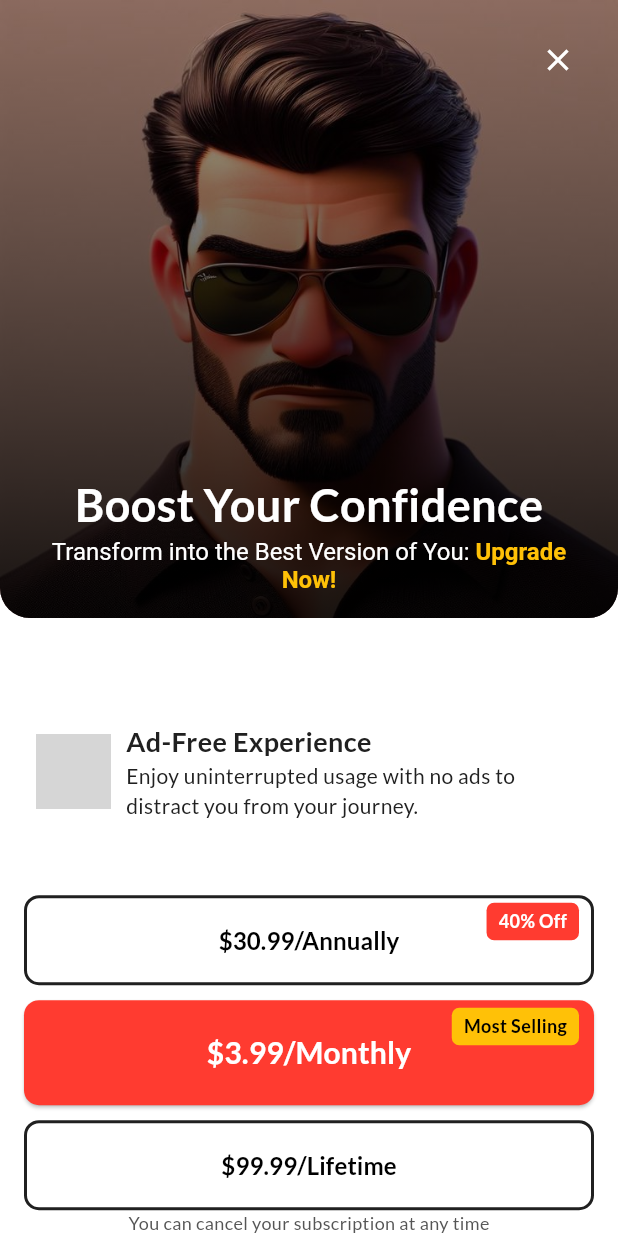
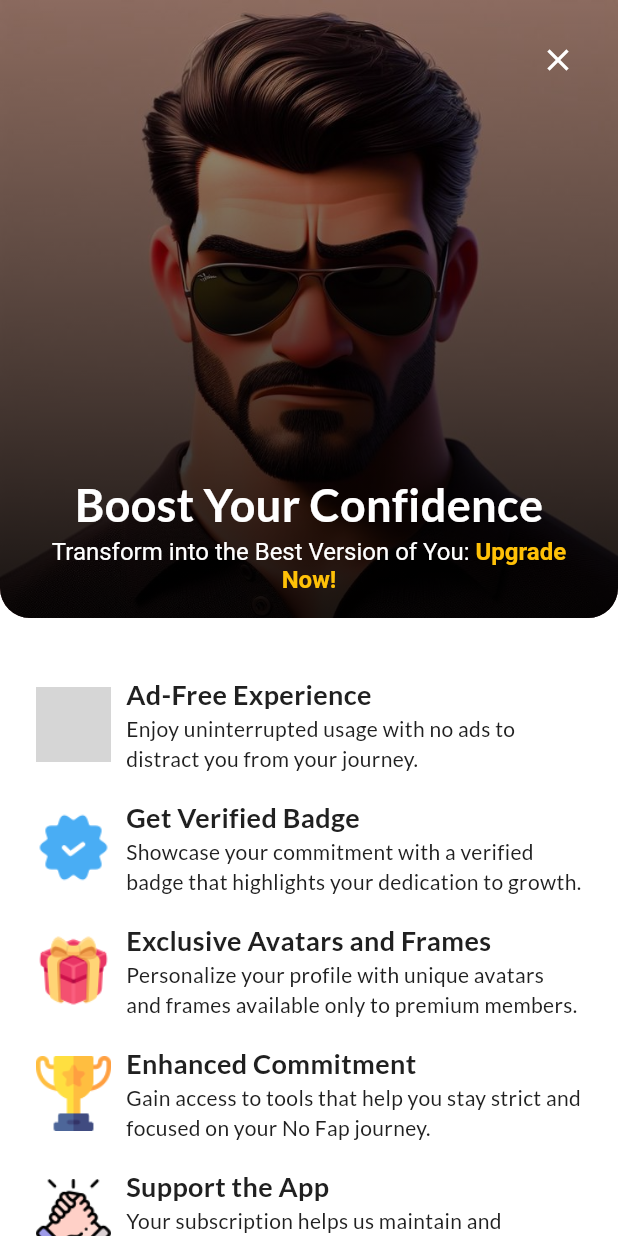
Before and after one commit to IsuruLakmal2000/NoFap, a Flutter app: the ProfileScreen screen opened directly, after a tap on "Purchase Premium Version", on a phone screen of 412 x 824 dp. Run offline on Flutter 3.47's test engine with Material 3 defaults, Android fonts, the phone set to English and light mode, and no system bars; our stand-ins replace confetti, firebase_auth, firebase_core, firebase_database, fl_chart, flutter_dotenv and 10 more; accounts and stored records are empty; project files that could hold a hidden picture were left out; grey boxes are pictures that could not be loaded.

Commit message:
iap paywall added

```diff
--- a/lib/Screens/NavBar Screens/HomeScreen.dart
+++ b/lib/Screens/NavBar Screens/HomeScreen.dart
@@ -1,10 +1,7 @@
 import 'package:flutter/material.dart';
-import 'package:lottie/lottie.dart';
 import 'package:FapFree/Models/TaslModel.dart';
 import 'package:FapFree/Providers/AuthProvider.dart';
-import 'package:FapFree/Providers/FirebaseSignInAuthProvider.dart';
 import 'package:FapFree/Screens/PanicScreen.dart';
-import 'package:FapFree/Services/FirebaseDatabaseService.dart';
 import 'package:FapFree/Theme/colors.dart';
 import 'package:FapFree/Widgets/HomeScreen/RelapseChart.dart';
 import 'package:FapFree/Widgets/HomeScreen/SetStreakDialog.dart';
--- a/lib/Screens/NavBar Screens/LeaderboardScreen.dart
+++ b/lib/Screens/NavBar Screens/LeaderboardScreen.dart
@@ -2,7 +2,6 @@ import 'package:flutter/material.dart';
 import 'package:FapFree/Providers/AuthProvider.dart';
 import 'package:FapFree/Providers/FirebaseSignInAuthProvider.dart';
 import 'package:FapFree/Theme/colors.dart';
-import 'package:FapFree/Widgets/CustomAppBar.dart';
 import 'package:FapFree/Widgets/LeaderBoard%20screen/LeaderboardWidget.dart';
 import 'package:FapFree/Widgets/LeaderBoard%20screen/TaskScreen.dart';
 import 'package:FapFree/Services/FirebaseDatabaseService.dart';
--- a/lib/Screens/NavBar Screens/ProfileScreen.dart
+++ b/lib/Screens/NavBar Screens/ProfileScreen.dart
@@ -1,9 +1,7 @@
-import 'package:flutter/gestures.dart';
+import 'package:FapFree/Services/IAPService.dart';
 import 'package:flutter/material.dart';
-import 'package:firebase_auth/firebase_auth.dart';
 import 'package:FapFree/Providers/AvatarAndFrameProvider.dart';
 import 'package:FapFree/Providers/FirebaseSignInAuthProvider.dart';
-import 'package:FapFree/Screens/Onboarding/OnboardingScreen1.dart';
 import 'package:FapFree/Screens/Premium/Premium.dart';
 import 'package:FapFree/Screens/PrivacyPolicyScreen.dart';
 import 'package:FapFree/Services/FirebaseDatabaseService.dart';
@@ -28,6 +26,15 @@ class _ProfileScreenState extends State<ProfileScreen> {
   void initState() {
     super.initState();
     _loadUsername();
+    fetchProducts();
+  }
+
+  void fetchProducts() async {
+    final iapService = IAPService();
+    final products = await iapService.queryAllProducts();
+    for (final product in products) {
+      print('Product: ${product.title}, Price: ${product.price}');
+    }
   }
 
   Future<void> _loadUsername() async {
@@ -409,14 +416,45 @@ class _ProfileScreenState extends State<ProfileScreen> {
                   return StatefulBuilder(
                     builder: (context, setState) {
                       return AlertDialog(
-                        title: Text('Disable Ads'),
+                        title: Text(
+                          'Disable Ads',
+                          style: TextStyle(
+                            color: AppColors.darkGray,
+                            fontWeight: FontWeight.bold,
+                          ),
+                        ),
                         content: Column(
                           mainAxisSize: MainAxisSize.min,
                           children: [
-                            Text(
-                              'You can turn off ads for free!\n\n'
-                              'If you enjoy using this app, please consider supporting us by purchasing Premium. Your support is highly appreciated.',
-                              style: TextStyle(fontSize: 16),
+                            RichText(
+                              text: TextSpan(
+                                style: const TextStyle(
+                                  fontSize: 16,
+                                  color: AppColors.darkGray,
+                                ), // Default style for the entire text
+                                children: <TextSpan>[
+                                  const TextSpan(
+                                    text:
+                                        'You can turn off ads for free!\n\n'
+                                        'If you enjoy using this app, please consider supporting us by ',
+                                  ),
+                                  TextSpan(
+                                    text: 'purchasing Premium',
+                                    style: TextStyle(
+                                      color:
+                                          Colors
+                                              .blue, // Change this color as needed
+                                      fontWeight:
+                                          FontWeight
+                                              .bold, // You can also add other style properties
+                                    ),
+                                  ),
+                                  const TextSpan(
+                                    text:
+                                        '. Your support is highly appreciated.',
+                                  ),
+                                ],
+                              ),
                             ),
                             SizedBox(height: 20),
                             Row(
--- a/lib/Screens/Onboarding/OnboardingScreen4.dart
+++ b/lib/Screens/Onboarding/OnboardingScreen4.dart
@@ -8,7 +8,6 @@ import 'package:FapFree/theme/colors.dart';
 import 'package:FapFree/routes.dart';
 import 'package:provider/provider.dart';
 import 'package:FapFree/Widgets/CustomInputField.dart';
-import 'package:firebase_database/firebase_database.dart';
 import 'package:FapFree/Services/FirebaseDatabaseService.dart';
 
 class OnboardingScreen4 extends StatefulWidget {
--- a/lib/Screens/Onboarding/OnboardingScreen5.dart
+++ b/lib/Screens/Onboarding/OnboardingScreen5.dart
@@ -1,5 +1,4 @@
 import 'package:flutter/material.dart';
-import 'package:FapFree/Providers/AuthProvider.dart';
 import 'package:FapFree/Widgets/CustomButton.dart';
 
 import '../../routes.dart';
--- a/lib/Screens/Premium/Premium.dart
+++ b/lib/Screens/Premium/Premium.dart
@@ -19,10 +19,46 @@ class _PremiumState extends State<Premium> {
   late Timer _timer;
   int _currentPage = 0;
   final IAPService _iapService = IAPService();
+  String _monthlyPrice = '';
+  String _annualPrice = '';
+
+  List<FeatureRow> get _features => [
+    FeatureRow(
+      iconPath: 'Assets/Icons/block.png',
+      title: "Ad-Free Experience",
+      description:
+          "Enjoy uninterrupted usage with no ads to distract you from your journey.",
+    ),
+    FeatureRow(
+      iconPath: 'Assets/Icons/verified.png',
+      title: "Get Verified Badge",
+      description:
+          "Showcase your commitment with a verified badge that highlights your dedication to growth.",
+    ),
+    FeatureRow(
+      iconPath: 'Assets/Icons/gift.png',
+      title: "Exclusive Avatars and Frames",
+      description:
+          "Personalize your profile with unique avatars and frames available only to premium members.",
+    ),
+    FeatureRow(
+      iconPath: 'Assets/Icons/trophy.png',
+      title: "Enhanced Commitment",
+      description:
+          "Gain access to tools that help you stay strict and focused on your No Fap journey.",
+    ),
+    FeatureRow(
+      iconPath: 'Assets/Icons/support.png',
+      title: "Support the App",
+      description:
+          "Your subscription helps us maintain and improve the app for all users.",
+    ),
+  ];
 
   @override
   void initState() {
     super.initState();
+    _fetchPrices();
     _timer = Timer.periodic(Duration(seconds: 3), (Timer timer) {
       if (_currentPage < 3) {
         _currentPage++;
@@ -37,11 +73,206 @@ class _PremiumState extends State<Premium> {
     });
   }
 
+  Future<void> _fetchPrices() async {
+    try {
+      final products = await _iapService.queryAllProducts();
+      for (final product in products) {
+        if (product.id == 'monthly_subscription') {
+          setState(() {
+            _monthlyPrice = product.price;
+          });
+        } else if (product.id == 'annual_subscription') {
+          setState(() {
+            _annualPrice = product.price;
+          });
+        }
+      }
+    } catch (e) {
+      // Optionally handle error
+    }
+  }
+
   @override
   void dispose() {
     _timer.cancel();
     _pageController.dispose();
     super.dispose();
+  }
+
+  Widget _buildAnnualButton() {
+    return Stack(
+      children: [
+        OutlinedButton(
+          onPressed: () async {
+            try {
+              await _iapService.buyAnnualSubscription();
+              ScaffoldMessenger.of(context).showSnackBar(
+                SnackBar(content: Text("Annual subscription purchased!")),
+              );
+            } catch (e) {
+              ScaffoldMessenger.of(context).showSnackBar(
+                SnackBar(
+                  content: Text("Purchase failed: $e"),
+                  backgroundColor: Colors.red,
+                ),
+              );
+            }
+          },
+          style: OutlinedButton.styleFrom(
+            side: BorderSide(color: AppColors.darkGray, width: 2),
+            minimumSize: Size(double.infinity, 60),
+            shape: RoundedRectangleBorder(
+              borderRadius: BorderRadius.circular(10),
+            ),
+          ),
+          child: RichText(
+            text: TextSpan(
+              children: [
+                TextSpan(
+                  text: _annualPrice.isNotEmpty ? _annualPrice : "\$30.99",
+                  style: TextStyle(
+                    color: Colors.black,
+                    fontWeight: FontWeight.bold,
+                    fontSize: 18,
+                  ),
+                ),
+                TextSpan(
+                  text: "/annually",
+                  style: TextStyle(
+                    color: Colors.black,
+                    fontWeight: FontWeight.normal,
+                    fontSize: 16,
+                  ),
+                ),
+              ],
+            ),
+          ),
+        ),
+        Positioned(
+          top: 5,
+          right: 10,
+          child: Container(
+            padding: EdgeInsets.symmetric(horizontal: 8, vertical: 4),
+            decoration: BoxDecoration(
+              color: AppColors.red,
+              borderRadius: BorderRadius.circular(5),
+            ),
+            child: Text(
+              "40% Off",
+              style: TextStyle(
+                color: Colors.white,
+                fontWeight: FontWeight.bold,
+                fontSize: 12,
+              ),
+            ),
+          ),
+        ),
+      ],
+    );
+  }
+
+  Widget _buildMonthlyButton() {
+    return Stack(
+      children: [
+        ElevatedButton(
+          onPressed: () async {
+            try {
+              await _iapService.buyMonthlySubscription();
+              ScaffoldMessenger.of(context).showSnackBar(
+                SnackBar(content: Text("Monthly subscription purchased!")),
+              );
+            } catch (e) {
+              ScaffoldMessenger.of(context).showSnackBar(
+                SnackBar(
+                  content: Text("Purchase failed: $e"),
+                  backgroundColor: Colors.red,
+                ),
+              );
+            }
+          },
+          style: ElevatedButton.styleFrom(
+            backgroundColor: AppColors.red,
+            foregroundColor: Colors.white,
+            minimumSize: Size(double.infinity, 70),
+            shape: RoundedRectangleBorder(
+              borderRadius: BorderRadius.circular(10),
+            ),
+          ),
+          child: RichText(
+            text: TextSpan(
+              children: [
+                TextSpan(
+                  text: _monthlyPrice.isNotEmpty ? _monthlyPrice : "\$3.99",
+                  style: TextStyle(
+                    fontSize: 20,
+                    fontWeight: FontWeight.bold,
+                    color: AppColors.white,
+                  ),
+                ),
+                TextSpan(
+                  text: "/monthly",
+                  style: TextStyle(
+                    fontSize: 16,
+                    fontWeight: FontWeight.normal,
+                    color: AppColors.white,
+                  ),
+                ),
+              ],
+            ),
+          ),
+        ),
+        Positioned(
+          top: 5,
+          right: 10,
+          child: Container(
+            padding: EdgeInsets.symmetric(horizontal: 8, vertical: 4),
+            decoration: BoxDecoration(
+              color: Colors.amber,
+              borderRadius: BorderRadius.circular(5),
+            ),
+            child: Text(
+              "Most Selling",
+              style: TextStyle(
+                color: Colors.black,
+                fontWeight: FontWeight.bold,
+                fontSize: 12,
+              ),
+            ),
+          ),
+        ),
+      ],
+    );
+  }
+
+  Widget _buildLifetimeButton() {
+    return OutlinedButton(
+      onPressed: () async {
+        try {
+          MaterialPageRoute(builder: (context) => ProductListScreen());
+          // await _iapService.buyLifetimePlan();
+          ScaffoldMessenger.of(
+            context,
+          ).showSnackBar(SnackBar(content: Text("Lifetime plan purchased!")));
+        } catch (e) {
+          ScaffoldMessenger.of(
+            context,
+          ).showSnackBar(SnackBar(content: Text("Purchase failed: $e")));
+        }
+      },
+      style: OutlinedButton.styleFrom(
+        side: BorderSide(color: AppColors.darkGray, width: 2),
+        minimumSize: Size(double.infinity, 60),
+        shape: RoundedRectangleBorder(borderRadius: BorderRadius.circular(10)),
+      ),
+      child: Text(
+        "\$99.99/Lifetime",
+        style: TextStyle(
+          color: Colors.black,
+          fontWeight: FontWeight.bold,
+          fontSize: 16,
+        ),
+      ),
+    );
   }
 
   @override
@@ -138,200 +369,29 @@ class _PremiumState extends State<Premium> {
                 ),
               ],
             ),
-            SizedBox(height: 20),
+            SizedBox(height: 30),
             Padding(
               padding: const EdgeInsets.symmetric(horizontal: 16.0),
               child: Column(
                 children: [
-                  SizedBox(
-                    height: MediaQuery.of(context).size.height * 0.2,
-                    child: PageView.builder(
-                      scrollDirection: Axis.horizontal,
-                      itemCount: 4,
-                      controller: _pageController,
-                      itemBuilder: (context, index) {
-                        final features = [
-                          FeatureRow(
-                            iconPath: 'Assets/Icons/block.png',
-                            title: "Ad-Free Experience",
-                            description:
-                                "Enjoy uninterrupted usage with no ads to distract you from your journey.",
-                          ),
-                          FeatureRow(
-                            iconPath: 'Assets/Icons/verified.png',
-                            title: "Get Verified Badge",
-                            description:
-                                "Showcase your commitment with a verified badge that highlights your dedication to growth.",
-                          ),
-                          FeatureRow(
-                            iconPath: 'Assets/Icons/gift.png',
-                            title: "Exclusive Avatars and Frames",
-                            description:
-                                "Personalize your profile with unique avatars and frames available only to premium members.",
-                          ),
-                          FeatureRow(
-                            iconPath: 'Assets/Icons/trophy.png',
-                            title: "Enhanced Commitment",
-                            description:
-                                "Gain access to tools that help you stay strict and focused on your No Fap journey.",
-                          ),
-                        ];
-                        return features[index];
-                      },
+                  // Display FeatureRows vertically
+                  ..._features,
+                  SizedBox(height: 30),
+                  _buildAnnualButton(),
+                  SizedBox(height: 10),
+                  _buildMonthlyButton(),
+                  SizedBox(height: 10),
+                  TextButton(
+                    onPressed: () async {
+                      // Handle restore purchases
+                      await _iapService.restorePurchasesAndCheckActive(context);
+                    },
+                    child: Text(
+                      "Restore Purchases",
+                      style: TextStyle(color: AppColors.darkGray2),
                     ),
                   ),
-
-                  Stack(
-                    children: [
-                      OutlinedButton(
-                        onPressed: () async {
-                          try {
-                            await _iapService.buyAnnualSubscription();
-                            ScaffoldMessenger.of(context).showSnackBar(
-                              SnackBar(
-                                content: Text("Annual subscription purchased!"),
-                              ),
-                            );
-                          } catch (e) {
-                            ScaffoldMessenger.of(context).showSnackBar(
-                              SnackBar(content: Text("Purchase failed: $e")),
-                            );
-                          }
-                        },
-                        style: OutlinedButton.styleFrom(
-                          side: BorderSide(color: AppColors.darkGray, width: 2),
-                          minimumSize: Size(double.infinity, 60),
-                          shape: RoundedRectangleBorder(
-                            borderRadius: BorderRadius.circular(10),
-                          ),
-                        ),
-                        child: Text(
-                          "\$30.99/Annually",
-                          style: TextStyle(
-                            color: Colors.black,
-                            fontWeight: FontWeight.bold,
-                            fontSize: 16,
-                          ),
-                        ),
-                      ),
-                      Positioned(
-                        top: 5,
-                        right: 10,
-                        child: Container(
-                          padding: EdgeInsets.symmetric(
-                            horizontal: 8,
-                            vertical: 4,
-                          ),
-                          decoration: BoxDecoration(
-                            color: AppColors.red,
-                            borderRadius: BorderRadius.circular(5),
-                          ),
-                          child: Text(
-                            "40% Off",
-                            style: TextStyle(
-                              color: Colors.white,
-                              fontWeight: FontWeight.bold,
-                              fontSize: 12,
-                            ),
-                          ),
-                        ),
-                      ),
-                    ],
-                  ),
-                  SizedBox(height: 10),
-                  Stack(
-                    children: [
-                      ElevatedButton(
-                        onPressed: () async {
-                          try {
-                            await _iapService.buyMonthlySubscription();
-                            ScaffoldMessenger.of(context).showSnackBar(
-                              SnackBar(
-                                content: Text(
-                                  "Monthly subscription purchased!",
-                                ),
-                              ),
-                            );
-                          } catch (e) {
-                            ScaffoldMessenger.of(context).showSnackBar(
-                              SnackBar(content: Text("Purchase failed: $e")),
-                            );
-                          }
-                        },
-                        style: ElevatedButton.styleFrom(
-                          backgroundColor: AppColors.red,
-                          foregroundColor: Colors.white,
-                          minimumSize: Size(double.infinity, 70),
-                          shape: RoundedRectangleBorder(
-                            borderRadius: BorderRadius.circular(10),
-                          ),
-                        ),
-                        child: Text(
-                          "\$3.99/Monthly",
-                          style: TextStyle(
-                            fontSize: 20,
-                            fontWeight: FontWeight.bold,
-                            color: AppColors.white,
-                          ),
-                        ),
-                      ),
-                      Positioned(
-                        top: 5,
-                        right: 10,
-                        child: Container(
-                          padding: EdgeInsets.symmetric(
-                            horizontal: 8,
-                            vertical: 4,
-                          ),
-                          decoration: BoxDecoration(
-                            color: Colors.amber,
-                            borderRadius: BorderRadius.circular(5),
-                          ),
-                          child: Text(
-                            "Most Selling",
-                            style: TextStyle(
-                              color: Colors.black,
-                              fontWeight: FontWeight.bold,
-                              fontSize: 12,
-                            ),
-                          ),
-                        ),
-                      ),
-                    ],
-                  ),
-                  SizedBox(height: 10),
-                  OutlinedButton(
-                    onPressed: () async {
-                      try {
-                        MaterialPageRoute(
-                          builder: (context) => ProductListScreen(),
-                        );
-                        // await _iapService.buyLifetimePlan();
-                        ScaffoldMessenger.of(context).showSnackBar(
-                          SnackBar(content: Text("Lifetime plan purchased!")),
-                        );
-                      } catch (e) {
-                        ScaffoldMessenger.of(context).showSnackBar(
-                          SnackBar(content: Text("Purchase failed: $e")),
-                        );
-                      }
-                    },
-                    style: OutlinedButton.styleFrom(
-                      side: BorderSide(color: AppColors.darkGray, width: 2),
-                      minimumSize: Size(double.infinity, 60),
-                      shape: RoundedRectangleBorder(
-                        borderRadius: BorderRadius.circular(10),
-                      ),
-                    ),
-                    child: Text(
-                      "\$99.99/Lifetime",
-                      style: TextStyle(
-                        color: Colors.black,
-                        fontWeight: FontWeight.bold,
-                        fontSize: 16,
-                      ),
-                    ),
-                  ),
+                  // _buildLifetimeButton(),
                   Text(
                     "You can cancel your subscription at any time",
                     style: TextStyle(
@@ -340,6 +400,7 @@ class _PremiumState extends State<Premium> {
                       color: AppColors.darkGray2,
                     ),
                   ),
+                  SizedBox(height: 20),
                 ],
               ),
             ),
```
Also changed, not shown: lib/Services/IAPService.dart (+83 -8 lines).
